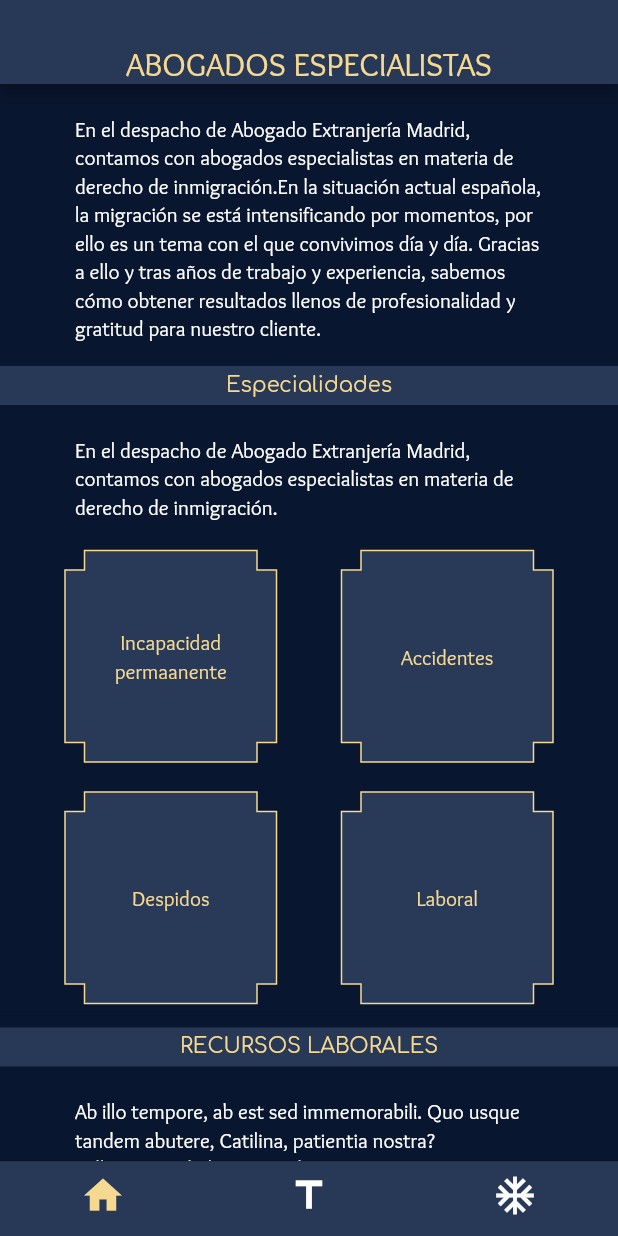
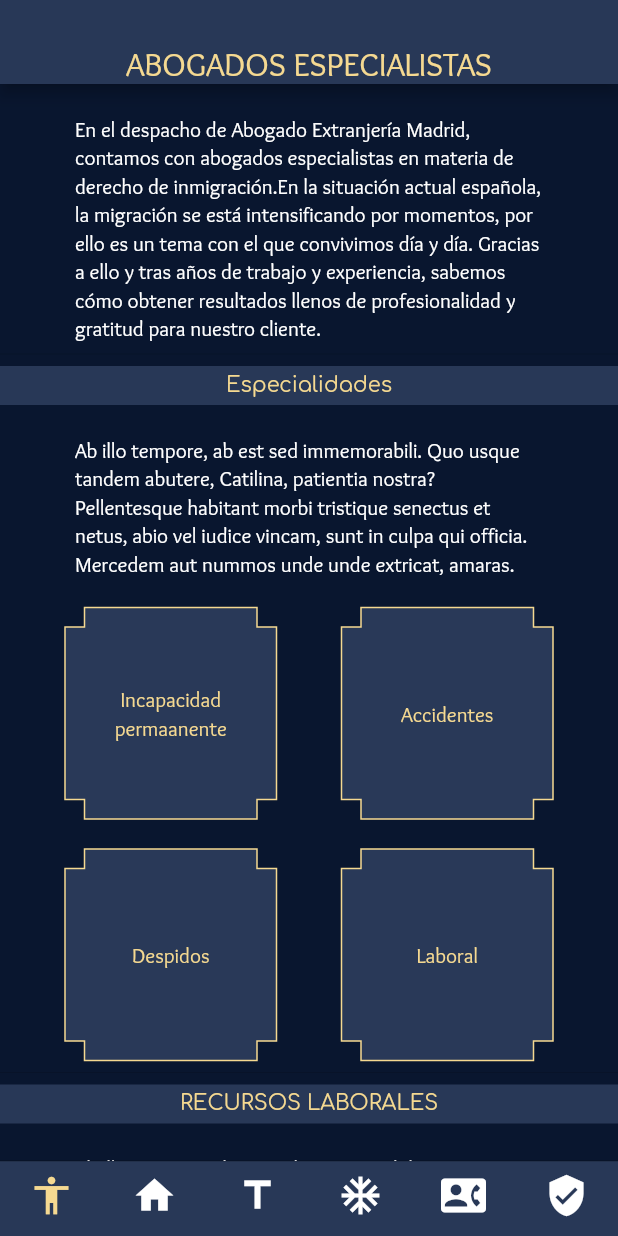
Before and after one commit to davies-maina/test, a Flutter app: the screen it shows after launch, on a phone screen of 412 x 824 dp. Run offline on Flutter 3.47's test engine with Material 2 defaults, Android fonts, the phone set to English and light mode, and no system bars; our stand-ins replace flutter_svg; missing offline and left inert: adobe_xd.

Commit message:
more screens

```diff
--- a/lib/main.dart
+++ b/lib/main.dart
@@ -14,7 +14,7 @@ class MyApp extends StatelessWidget {
     return MaterialApp(
       title: 'Flutter Demo',
       theme: kThemeData,
-      home: PageControl(), //route index
+      home: PageControl(),
     );
   }
 }
--- a/lib/pagecontrol.dart
+++ b/lib/pagecontrol.dart
@@ -1,6 +1,9 @@
 import 'package:flutter/material.dart';
 import 'package:flutter/cupertino.dart';
-import 'package:pilar/pages/thirdpage.dart';
+import 'package:pilar/pages/articlespage.dart';
+import 'package:pilar/pages/login.dart';
+import 'package:pilar/pages/profile.dart';
+import 'package:pilar/pages/thirdPage.dart';
 import 'constants.dart';
 import 'pages/secondpage.dart';
 import 'pages/firstpage.dart';
@@ -40,7 +43,14 @@ class _PageControlState extends State<PageControl> {
     return Scaffold(
       backgroundColor: kMainBgColor,
       body: PageView(
-        children: <Widget>[FirstPage(), SecondPage(), ThirdPage()],
+        children: <Widget>[
+          FirstPage(),
+          SecondPage(),
+          ThirdPage(),
+          ArticlesPage(),
+          LoginPage(),
+          ProfilePage()
+        ],
         controller: pageController,
         onPageChanged: whenPageChanges,
         physics: NeverScrollableScrollPhysics(),
@@ -52,9 +62,12 @@ class _PageControlState extends State<PageControl> {
           activeColor: kTitleColor,
           inactiveColor: kTextContentColor,
           items: [
+            BottomNavigationBarItem(icon: Icon(Icons.accessibility)),
             BottomNavigationBarItem(icon: Icon(Icons.home)),
             BottomNavigationBarItem(icon: Icon(Icons.title)),
-            BottomNavigationBarItem(icon: Icon(Icons.ac_unit))
+            BottomNavigationBarItem(icon: Icon(Icons.ac_unit)),
+            BottomNavigationBarItem(icon: Icon(Icons.contact_phone)),
+            BottomNavigationBarItem(icon: Icon(Icons.verified_user)),
           ]),
     );
   }
--- a/lib/pages/firstpage.dart
+++ b/lib/pages/firstpage.dart
@@ -26,11 +26,19 @@ class _FirstPageState extends State<FirstPage> {
         child: Column(
           children: [
             contentContainer(
-                'En el despacho de Abogado Extranjería Madrid, contamos con abogados especialistas en materia de derecho de inmigración.En la situación actual española, la migración se está intensificando por momentos, por ello es un tema con el que convivimos día y día. Gracias a ello y tras años de trabajo y experiencia, sabemos cómo obtener resultados llenos de profesionalidad y gratitud para nuestro cliente.'),
+                text:
+                    'En el despacho de Abogado Extranjería Madrid, contamos con abogados especialistas en materia de derecho de inmigración.En la situación actual española, la migración se está intensificando por momentos, por ello es un tema con el que convivimos día y día. Gracias a ello y tras años de trabajo y experiencia, sabemos cómo obtener resultados llenos de profesionalidad y gratitud para nuestro cliente.',
+                top: 20,
+                right: 50,
+                left: 50),
             Divider(),
             secondaryTitle('Especialidades'),
             contentContainer(
-                'En el despacho de Abogado Extranjería Madrid, contamos con abogados especialistas en materia de derecho de inmigración.'),
+                text:
+                    'Ab illo tempore, ab est sed immemorabili. Quo usque tandem abutere, Catilina, patientia nostra? Pellentesque habitant morbi tristique senectus et netus, abio vel iudice vincam, sunt in culpa qui officia. Mercedem aut nummos unde unde extricat, amaras.',
+                top: 20,
+                right: 50,
+                left: 50),
             Column(
               children: [
                 SizedBox(
@@ -54,9 +62,14 @@ class _FirstPageState extends State<FirstPage> {
               ],
             ),
             Divider(),
+            // left: 50,right: 50,top: 20
             secondaryTitle('RECURSOS LABORALES'),
             contentContainer(
-                'Ab illo tempore, ab est sed immemorabili. Quo usque tandem abutere, Catilina, patientia nostra? Pellentesque habitant morbi tristique senectus et netus, abio vel iudice vincam, sunt in culpa qui officia. Mercedem aut nummos unde unde extricat, amaras.'),
+                text:
+                    'Ab illo tempore, ab est sed immemorabili. Quo usque tandem abutere, Catilina, patientia nostra? Pellentesque habitant morbi tristique senectus et netus, abio vel iudice vincam, sunt in culpa qui officia. Mercedem aut nummos unde unde extricat, amaras.',
+                top: 20,
+                right: 50,
+                left: 50)
           ],
         ),
       ),
--- a/lib/widgets/ReusableContentContainer.dart
+++ b/lib/widgets/ReusableContentContainer.dart
@@ -3,10 +3,11 @@ import 'package:pilar/constants.dart';
 
 import '../constants.dart';
 
-SizedBox contentContainer(String text) {
+SizedBox contentContainer(
+    {String text, double top, double bottom, double right, double left}) {
   return SizedBox(
     child: SingleChildScrollView(
-        padding: EdgeInsets.only(left: 50, right: 50, top: 20),
+        padding: EdgeInsets.only(left: left, right: right, top: top),
         child: Text(
           text,
           style: TextStyle(
--- a/lib/widgets/ReusableHeaderAppBar.dart
+++ b/lib/widgets/ReusableHeaderAppBar.dart
@@ -14,8 +14,11 @@ AppBar header(context,
     // automaticallyImplyLeading: hideBackButton ? false : true,
     leading: hideBackButton
         ? null
-        : new IconButton(
-            icon: new Icon(Icons.arrow_back_ios, color: Colors.white),
+        : IconButton(
+            icon: Icon(
+              Icons.arrow_back_ios,
+              color: Colors.white,
+            ),
             onPressed: () => Navigator.of(context).pop(),
           ),
     title: Container(
--- a/pubspec.yaml
+++ b/pubspec.yaml
@@ -23,7 +23,8 @@ environment:
 dependencies:
   flutter:
     sdk: flutter
-  flutter_svg: ^0.19.0
+  flutter_svg: ^0.18.0
+  adobe_xd: ^1.0.0+1
 
 
   # The following adds the Cupertino Icons font to your application.
```
Also changed, not shown: lib/pages/articlespage.dart (added, +116 -0 lines), lib/pages/login.dart (added, +102 -0 lines), lib/pages/profile.dart (added, +53 -0 lines), lib/pages/thirdPage.dart (renamed from lib/pages/thirdpage.dart, +10 -1 lines), lib/widgets/ReusableImageTextOverlay.dart (added, +150 -0 lines), pubspec.lock.
